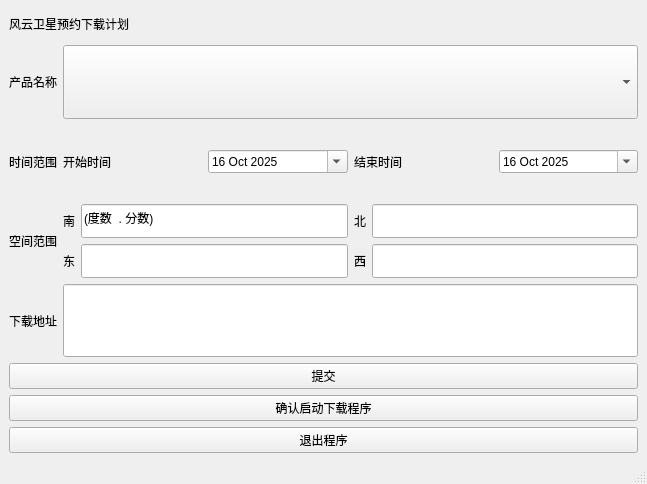
we1changchao/pyqtUIforFYdownload, file qt_designer.ui: the form before one commit.
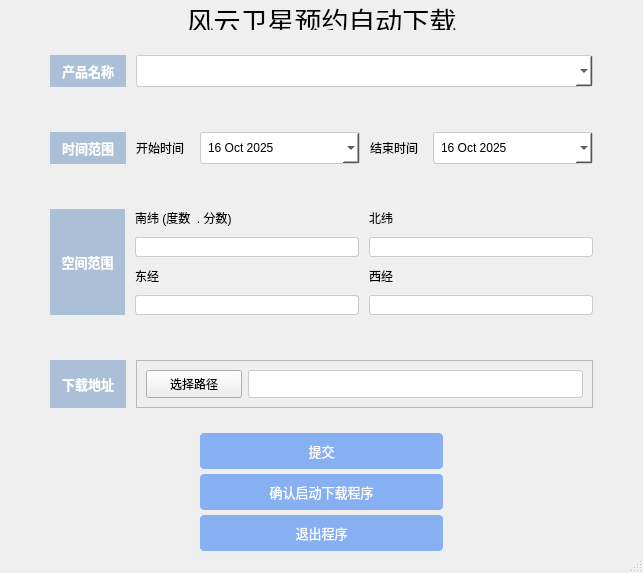
The form after the commit.

Commit message: 2025/10/28  18.37 修改了UI界面

```diff
--- a/qt_designer.ui
+++ b/qt_designer.ui
@@ -6,18 +6,40 @@
    <rect>
     <x>0</x>
     <y>0</y>
-    <width>647</width>
-    <height>484</height>
+    <width>643</width>
+    <height>573</height>
    </rect>
   </property>
+  <property name="minimumSize">
+   <size>
+    <width>600</width>
+    <height>400</height>
+   </size>
+  </property>
   <property name="windowTitle">
    <string>MainWindow</string>
   </property>
   <widget class="QWidget" name="centralwidget">
+   <property name="styleSheet">
+    <string notr="true"/>
+   </property>
    <layout class="QGridLayout" name="gridLayout">
+    <property name="leftMargin">
+     <number>0</number>
+    </property>
+    <property name="topMargin">
+     <number>0</number>
+    </property>
+    <property name="rightMargin">
+     <number>0</number>
+    </property>
+    <property name="bottomMargin">
+     <number>0</number>
+    </property>
+    <property name="spacing">
+     <number>5</number>
+    </property>
     <item row="0" column="0">
-     <layout class="QVBoxLayout" name="verticalLayout_2">
-      <item>
        <widget class="QLabel" name="FY_head">
         <property name="sizePolicy">
          <sizepolicy hsizetype="Expanding" vsizetype="Minimum">
@@ -31,20 +53,44 @@
           <height>30</height>
          </size>
         </property>
+      <property name="font">
+       <font>
+        <family>Agency FB</family>
+        <pointsize>20</pointsize>
+       </font>
+      </property>
         <property name="layoutDirection">
          <enum>Qt::LeftToRight</enum>
         </property>
         <property name="text">
-         <string>风云卫星预约下载计划</string>
+       <string>风云卫星预约自动下载</string>
         </property>
         <property name="textFormat">
          <enum>Qt::RichText</enum>
         </property>
-       </widget>
-      </item>
+      <property name="alignment">
+       <set>Qt::AlignCenter</set>
+      </property>
+     </widget>
+    </item>
+    <item row="1" column="0">
+     <layout class="QHBoxLayout" name="horizontalLayout_9" stretch="1,6">
+      <property name="spacing">
+       <number>10</number>
+      </property>
+      <property name="leftMargin">
+       <number>50</number>
+      </property>
+      <property name="topMargin">
+       <number>20</number>
+      </property>
+      <property name="rightMargin">
+       <number>50</number>
+      </property>
+      <property name="bottomMargin">
+       <number>20</number>
+      </property>
       <item>
-       <layout class="QFormLayout" name="formLayout">
-        <item row="0" column="0">
          <widget class="QLabel" name="label">
           <property name="sizePolicy">
            <sizepolicy hsizetype="Expanding" vsizetype="Expanding">
@@ -52,22 +98,57 @@
             <verstretch>0</verstretch>
            </sizepolicy>
           </property>
+        <property name="styleSheet">
+         <string notr="true">background-color: #abc0d6;  /* 浅蓝背景 */
+color: white;  /* 白色文字 */
+font-weight: bold;  /* 加粗 */
+font-size: 10pt;  /* 字号 */
+padding: 6px 0;  /* 上下内边距，让文字不贴边 */</string>
+        </property>
           <property name="text">
            <string>产品名称</string>
           </property>
-         </widget>
-        </item>
-        <item row="0" column="1">
+        <property name="alignment">
+         <set>Qt::AlignCenter</set>
+        </property>
+       </widget>
+      </item>
+      <item>
          <widget class="QComboBox" name="comboBox">
           <property name="sizePolicy">
-           <sizepolicy hsizetype="Preferred" vsizetype="Expanding">
+         <sizepolicy hsizetype="Expanding" vsizetype="Expanding">
             <horstretch>0</horstretch>
             <verstretch>0</verstretch>
            </sizepolicy>
           </property>
-         </widget>
-        </item>
-        <item row="1" column="0">
+        <property name="styleSheet">
+         <string notr="true">border: 1px solid #CCCCCC;  /* 浅灰边框 */
+border-radius: 3px;  /* 圆角 */
+padding: 5px;  /* 内边距，文字不贴边 */
+background-color: white;</string>
+        </property>
+       </widget>
+      </item>
+     </layout>
+    </item>
+    <item row="2" column="0">
+     <layout class="QHBoxLayout" name="horizontalLayout_7" stretch="1,6">
+      <property name="spacing">
+       <number>10</number>
+      </property>
+      <property name="leftMargin">
+       <number>50</number>
+      </property>
+      <property name="topMargin">
+       <number>20</number>
+      </property>
+      <property name="rightMargin">
+       <number>50</number>
+      </property>
+      <property name="bottomMargin">
+       <number>20</number>
+      </property>
+      <item>
          <widget class="QLabel" name="label_2">
           <property name="sizePolicy">
            <sizepolicy hsizetype="Expanding" vsizetype="Expanding">
@@ -75,13 +156,25 @@
             <verstretch>0</verstretch>
            </sizepolicy>
           </property>
+        <property name="styleSheet">
+         <string notr="true">background-color: #abc0d6;  /* 浅蓝背景 */
+color: white;  /* 白色文字 */
+font-weight: bold;  /* 加粗 */
+font-size: 10pt;  /* 字号 */
+padding: 6px 0;  /* 上下内边距，让文字不贴边 */</string>
+        </property>
           <property name="text">
            <string>时间范围</string>
           </property>
-         </widget>
-        </item>
-        <item row="1" column="1">
-         <layout class="QHBoxLayout" name="horizontalLayout_7">
+        <property name="alignment">
+         <set>Qt::AlignCenter</set>
+        </property>
+       </widget>
+      </item>
+      <item>
+       <layout class="QHBoxLayout" name="horizontalLayout_6">
+        <item>
+         <layout class="QHBoxLayout" name="horizontalLayout_4" stretch="1,3">
           <item>
            <widget class="QLabel" name="label_10">
             <property name="sizePolicy">
@@ -90,6 +183,12 @@
               <verstretch>0</verstretch>
              </sizepolicy>
             </property>
+            <property name="minimumSize">
+             <size>
+              <width>1</width>
+              <height>1</height>
+             </size>
+            </property>
             <property name="text">
              <string>开始时间</string>
             </property>
@@ -98,11 +197,23 @@
           <item>
            <widget class="QDateEdit" name="dateEdit_2">
             <property name="sizePolicy">
-             <sizepolicy hsizetype="Expanding" vsizetype="Fixed">
+             <sizepolicy hsizetype="Expanding" vsizetype="Expanding">
               <horstretch>0</horstretch>
               <verstretch>0</verstretch>
              </sizepolicy>
             </property>
+            <property name="minimumSize">
+             <size>
+              <width>1</width>
+              <height>1</height>
+             </size>
+            </property>
+            <property name="styleSheet">
+             <string notr="true">border: 1px solid #CCCCCC;  /* 浅灰边框 */
+border-radius: 3px;  /* 圆角 */
+padding: 5px;  /* 内边距，文字不贴边 */
+background-color: white;</string>
+            </property>
             <property name="dateTime">
              <datetime>
               <hour>0</hour>
@@ -118,6 +229,10 @@
             </property>
            </widget>
           </item>
+         </layout>
+        </item>
+        <item>
+         <layout class="QHBoxLayout" name="horizontalLayout_5" stretch="1,3">
           <item>
            <widget class="QLabel" name="label_11">
             <property name="sizePolicy">
@@ -126,6 +241,12 @@
               <verstretch>0</verstretch>
              </sizepolicy>
             </property>
+            <property name="minimumSize">
+             <size>
+              <width>1</width>
+              <height>1</height>
+             </size>
+            </property>
             <property name="text">
              <string>结束时间</string>
             </property>
@@ -134,11 +255,23 @@
           <item>
            <widget class="QDateEdit" name="dateEdit">
             <property name="sizePolicy">
-             <sizepolicy hsizetype="Expanding" vsizetype="Fixed">
+             <sizepolicy hsizetype="Expanding" vsizetype="Expanding">
               <horstretch>0</horstretch>
               <verstretch>0</verstretch>
              </sizepolicy>
             </property>
+            <property name="minimumSize">
+             <size>
+              <width>1</width>
+              <height>1</height>
+             </size>
+            </property>
+            <property name="styleSheet">
+             <string notr="true">border: 1px solid #CCCCCC;  /* 浅灰边框 */
+border-radius: 3px;  /* 圆角 */
+padding: 5px;  /* 内边距，文字不贴边 */
+background-color: white;</string>
+            </property>
             <property name="dateTime">
              <datetime>
               <hour>0</hour>
@@ -156,7 +289,28 @@
           </item>
          </layout>
         </item>
-        <item row="2" column="0">
+       </layout>
+      </item>
+     </layout>
+    </item>
+    <item row="3" column="0">
+     <layout class="QHBoxLayout" name="horizontalLayout_8" stretch="1,3,3">
+      <property name="spacing">
+       <number>10</number>
+      </property>
+      <property name="leftMargin">
+       <number>50</number>
+      </property>
+      <property name="topMargin">
+       <number>20</number>
+      </property>
+      <property name="rightMargin">
+       <number>50</number>
+      </property>
+      <property name="bottomMargin">
+       <number>20</number>
+      </property>
+      <item>
          <widget class="QLabel" name="label_3">
           <property name="sizePolicy">
            <sizepolicy hsizetype="Expanding" vsizetype="Expanding">
@@ -164,21 +318,27 @@
             <verstretch>0</verstretch>
            </sizepolicy>
           </property>
+        <property name="styleSheet">
+         <string notr="true">background-color:#abc0d6;  /* 浅蓝背景 */
+color: white;  /* 白色文字 */
+font-weight: bold;  /* 加粗 */
+font-size: 10pt;  /* 字号 */
+padding: 6px 0;  /* 上下内边距，让文字不贴边 */</string>
+        </property>
           <property name="text">
            <string>空间范围</string>
           </property>
-         </widget>
-        </item>
-        <item row="2" column="1">
+        <property name="alignment">
+         <set>Qt::AlignCenter</set>
+        </property>
+       </widget>
+      </item>
+      <item>
          <layout class="QVBoxLayout" name="verticalLayout">
           <item>
-           <layout class="QHBoxLayout" name="horizontalLayout_5">
-            <item>
-             <layout class="QHBoxLayout" name="horizontalLayout_4">
-              <item>
                <widget class="QLabel" name="label_6">
                 <property name="text">
-                 <string>南</string>
+           <string>南纬 (度数  . 分数)</string>
                 </property>
                </widget>
               </item>
@@ -190,44 +350,21 @@
                   <verstretch>0</verstretch>
                  </sizepolicy>
                 </property>
-                <property name="text">
-                 <string>(度数  . 分数)</string>
-                </property>
-               </widget>
-              </item>
-             </layout>
-            </item>
-            <item>
-             <layout class="QHBoxLayout" name="horizontalLayout">
-              <item>
-               <widget class="QLabel" name="label_8">
+          <property name="styleSheet">
+           <string notr="true">border: 1px solid #CCCCCC;  /* 浅灰边框 */
+border-radius: 3px;  /* 圆角 */
+padding: 5px;  /* 内边距，文字不贴边 */
+background-color: white;</string>
+          </property>
                 <property name="text">
-                 <string>北</string>
+           <string/>
                 </property>
                </widget>
               </item>
-              <item>
-               <widget class="QLineEdit" name="lineEdit_6">
-                <property name="sizePolicy">
-                 <sizepolicy hsizetype="Expanding" vsizetype="Expanding">
-                  <horstretch>0</horstretch>
-                  <verstretch>0</verstretch>
-                 </sizepolicy>
-                </property>
-               </widget>
-              </item>
-             </layout>
-            </item>
-           </layout>
-          </item>
-          <item>
-           <layout class="QHBoxLayout" name="horizontalLayout_6">
-            <item>
-             <layout class="QHBoxLayout" name="horizontalLayout_3">
               <item>
                <widget class="QLabel" name="label_7">
                 <property name="text">
-                 <string>东</string>
+           <string>东经</string>
                 </property>
                </widget>
               </item>
@@ -239,16 +376,45 @@
                   <verstretch>0</verstretch>
                  </sizepolicy>
                 </property>
+          <property name="styleSheet">
+           <string notr="true">border: 1px solid #CCCCCC;  /* 浅灰边框 */
+border-radius: 3px;  /* 圆角 */
+padding: 5px;  /* 内边距，文字不贴边 */
+background-color: white;</string>
+          </property>
                </widget>
               </item>
              </layout>
             </item>
             <item>
-             <layout class="QHBoxLayout" name="horizontalLayout_2">
+       <layout class="QVBoxLayout" name="verticalLayout_2" stretch="0,0,0,0">
+        <item>
+         <widget class="QLabel" name="label_8">
+          <property name="text">
+           <string>北纬</string>
+          </property>
+         </widget>
+        </item>
+        <item>
+         <widget class="QLineEdit" name="lineEdit_6">
+          <property name="sizePolicy">
+           <sizepolicy hsizetype="Expanding" vsizetype="Expanding">
+            <horstretch>0</horstretch>
+            <verstretch>0</verstretch>
+           </sizepolicy>
+          </property>
+          <property name="styleSheet">
+           <string notr="true">border: 1px solid #CCCCCC;  /* 浅灰边框 */
+border-radius: 3px;  /* 圆角 */
+padding: 5px;  /* 内边距，文字不贴边 */
+background-color: white;</string>
+          </property>
+         </widget>
+        </item>
               <item>
                <widget class="QLabel" name="label_9">
                 <property name="text">
-                 <string>西</string>
+           <string>西经</string>
                 </property>
                </widget>
               </item>
@@ -260,15 +426,36 @@
                   <verstretch>0</verstretch>
                  </sizepolicy>
                 </property>
+          <property name="styleSheet">
+           <string notr="true">border: 1px solid #CCCCCC;  /* 浅灰边框 */
+border-radius: 3px;  /* 圆角 */
+padding: 5px;  /* 内边距，文字不贴边 */
+background-color: white;</string>
+          </property>
                </widget>
               </item>
              </layout>
             </item>
            </layout>
           </item>
-         </layout>
-        </item>
-        <item row="3" column="0">
+    <item row="4" column="0">
+     <layout class="QHBoxLayout" name="horizontalLayout_2" stretch="1,6">
+      <property name="spacing">
+       <number>10</number>
+      </property>
+      <property name="leftMargin">
+       <number>50</number>
+      </property>
+      <property name="topMargin">
+       <number>20</number>
+      </property>
+      <property name="rightMargin">
+       <number>50</number>
+      </property>
+      <property name="bottomMargin">
+       <number>20</number>
+      </property>
+      <item>
          <widget class="QLabel" name="label_5">
           <property name="sizePolicy">
            <sizepolicy hsizetype="Expanding" vsizetype="Expanding">
@@ -276,25 +463,125 @@
             <verstretch>0</verstretch>
            </sizepolicy>
           </property>
+        <property name="minimumSize">
+         <size>
+          <width>1</width>
+          <height>1</height>
+         </size>
+        </property>
+        <property name="styleSheet">
+         <string notr="true">background-color: #abc0d6;  /* 浅蓝背景 */
+color: white;  /* 白色文字 */
+font-weight: bold;  /* 加粗 */
+font-size: 10pt;  /* 字号 */
+padding: 6px 0;  /* 上下内边距，让文字不贴边 */</string>
+        </property>
           <property name="text">
            <string>下载地址</string>
           </property>
-         </widget>
-        </item>
-        <item row="3" column="1">
-         <widget class="QLineEdit" name="lineEdit_4">
+        <property name="alignment">
+         <set>Qt::AlignCenter</set>
+        </property>
+       </widget>
+      </item>
+      <item>
+       <layout class="QHBoxLayout" name="horizontalLayout_3" stretch="0">
+        <item>
+         <widget class="QFrame" name="frame">
           <property name="sizePolicy">
            <sizepolicy hsizetype="Expanding" vsizetype="Expanding">
             <horstretch>0</horstretch>
             <verstretch>0</verstretch>
            </sizepolicy>
           </property>
-         </widget>
-        </item>
-       </layout>
-      </item>
+          <property name="frameShape">
+           <enum>QFrame::StyledPanel</enum>
+          </property>
+          <property name="frameShadow">
+           <enum>QFrame::Raised</enum>
+          </property>
+          <property name="lineWidth">
+           <number>1</number>
+          </property>
+          <layout class="QHBoxLayout" name="horizontalLayout" stretch="2,7">
+           <property name="leftMargin">
+            <number>9</number>
+           </property>
+           <item>
+            <widget class="QPushButton" name="pushButton_3">
+             <property name="enabled">
+              <bool>true</bool>
+             </property>
+             <property name="sizePolicy">
+              <sizepolicy hsizetype="Expanding" vsizetype="Expanding">
+               <horstretch>0</horstretch>
+               <verstretch>0</verstretch>
+              </sizepolicy>
+             </property>
+             <property name="minimumSize">
+              <size>
+               <width>1</width>
+               <height>1</height>
+              </size>
+             </property>
+             <property name="text">
+              <string>选择路径</string>
+             </property>
+            </widget>
+           </item>
+           <item>
+            <widget class="QLineEdit" name="lineEdit">
+             <property name="sizePolicy">
+              <sizepolicy hsizetype="Expanding" vsizetype="Expanding">
+               <horstretch>0</horstretch>
+               <verstretch>0</verstretch>
+              </sizepolicy>
+             </property>
+             <property name="styleSheet">
+              <string notr="true">border: 1px solid #CCCCCC;  /* 浅灰边框 */
+border-radius: 3px;  /* 圆角 */
+padding: 5px;  /* 内边距，文字不贴边 */
+background-color: white;</string>
+             </property>
+            </widget>
+           </item>
+          </layout>
+         </widget>
+        </item>
+       </layout>
+      </item>
+     </layout>
+    </item>
+    <item row="5" column="0">
+     <layout class="QVBoxLayout" name="verticalLayout_3">
+      <property name="leftMargin">
+       <number>200</number>
+      </property>
+      <property name="rightMargin">
+       <number>200</number>
+      </property>
       <item>
        <widget class="QPushButton" name="submit">
+        <property name="styleSheet">
+         <string notr="true">QPushButton {
+    background-color: #87b0f2;  /* 按钮背景色（比左侧标签深一点） */
+    color: white;  /* 文字白色 */
+    border: none;  /* 无边框 */
+    border-radius: 4px;  /* 圆角 */
+    padding: 8px 16px;  /* 内边距，按钮更饱满 */
+    font-size: 10pt;
+    minimum-height: 40px;  /* 按钮最小高度 */
+}
+/* 鼠标悬停时加深颜色 */
+QPushButton:hover {
+    background-color: #5A90C0;
+}
+/* 点击时更暗，模拟按压 */
+QPushButton:pressed {
+    background-color: #4A80B0;
+    transform: translateY(1px);  /* 轻微下移1px */
+}</string>
+        </property>
         <property name="text">
          <string>提交</string>
         </property>
@@ -302,6 +589,26 @@
       </item>
       <item>
        <widget class="QPushButton" name="pushButton_2">
+        <property name="styleSheet">
+         <string notr="true">QPushButton {
+    background-color: #87b0f2;  /* 按钮背景色（比左侧标签深一点） */
+    color: white;  /* 文字白色 */
+    border: none;  /* 无边框 */
+    border-radius: 4px;  /* 圆角 */
+    padding: 8px 16px;  /* 内边距，按钮更饱满 */
+    font-size: 10pt;
+    minimum-height: 40px;  /* 按钮最小高度 */
+}
+/* 鼠标悬停时加深颜色 */
+QPushButton:hover {
+    background-color: #5A90C0;
+}
+/* 点击时更暗，模拟按压 */
+QPushButton:pressed {
+    background-color: #4A80B0;
+    transform: translateY(1px);  /* 轻微下移1px */
+}</string>
+        </property>
         <property name="text">
          <string>确认启动下载程序</string>
         </property>
@@ -309,6 +616,26 @@
       </item>
       <item>
        <widget class="QPushButton" name="pushButton">
+        <property name="styleSheet">
+         <string notr="true">QPushButton {
+    background-color: #87b0f2;  /* 按钮背景色（比左侧标签深一点） */
+    color: white;  /* 文字白色 */
+    border: none;  /* 无边框 */
+    border-radius: 4px;  /* 圆角 */
+    padding: 8px 16px;  /* 内边距，按钮更饱满 */
+    font-size: 10pt;
+    minimum-height: 40px;  /* 按钮最小高度 */
+}
+/* 鼠标悬停时加深颜色 */
+QPushButton:hover {
+    background-color: #5A90C0;
+}
+/* 点击时更暗，模拟按压 */
+QPushButton:pressed {
+    background-color: #4A80B0;
+    transform: translateY(1px);  /* 轻微下移1px */
+}</string>
+        </property>
         <property name="text">
          <string>退出程序</string>
         </property>
```
Left out of the diff: 3 changed lines with no effect on the pictures. Lines whose indentation alone changed are shown as unchanged. The commit also changes 2 other files.
